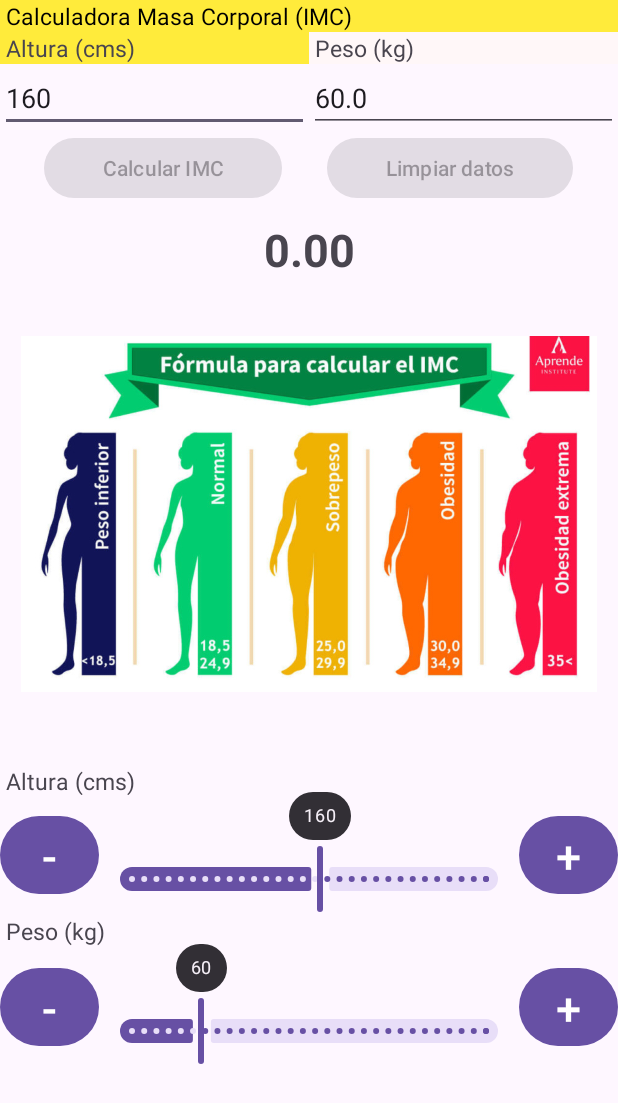
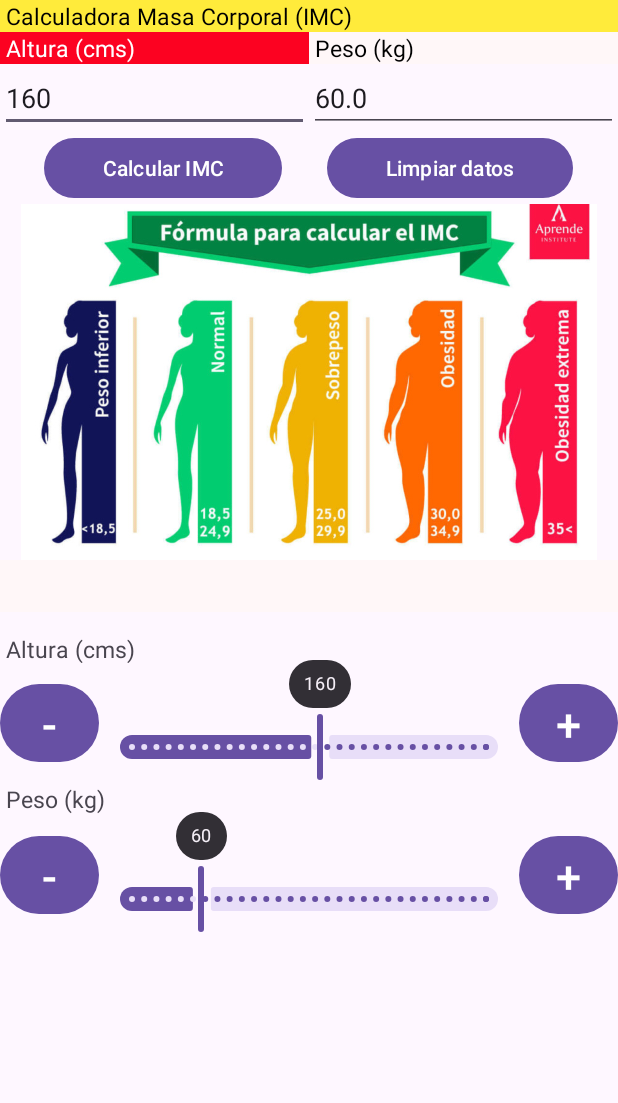
Before and after one commit to VictorHdezMartin/Calculador_IMC, an Android app: the screen it shows after launch (MainActivity), on a phone screen of 412 x 824 dp. Shown: the top 1103 px of the screen. Run offline under Robolectric (Android 15) with nearby library versions, the phone set to English and light mode, and no system bars.

Commit message:
version 29 de octubre de 2024 - 15:18

```diff
--- a/app/src/main/java/com/example/calculadoraimc/MainActivity.kt
+++ b/app/src/main/java/com/example/calculadoraimc/MainActivity.kt
@@ -17,7 +17,6 @@ class MainActivity : AppCompatActivity() {
     lateinit var AlturaEditText: EditText
     lateinit var CalcularPesoBoton: Button
     lateinit var BotonClear: Button
-    lateinit var resultadoIMC: TextView
 
     lateinit var pesoBajo: TextView
     lateinit var pesoNormal: TextView
@@ -44,10 +43,11 @@ class MainActivity : AppCompatActivity() {
         setContentView(R.layout.activity_main)                           // referencia a la ubicación de los componentes
 
         initViews()
+        cleanEtiquetas()
+        initEditText()
 
         enableCalculateButton()
         enableBotonClear()
-        initEditText()
 
         AlturaEditText.addTextChangedListener {
             enableCalculateButton()
@@ -80,46 +80,55 @@ class MainActivity : AppCompatActivity() {
         }
 
         BotonClear.setOnClickListener {
-            AlturaEditText.setText("")
-            PesoEditText.setText("")
-            resultadoIMC.setText("0.00")
-
             cleanEtiquetas()
             initEditText()
+          //  AlturaEditText.requestFocus()
         }
 
         CalcularPesoBoton.setOnClickListener {
             val resultado = PesoEditText.text.toString().toFloat() /
                     (AlturaEditText.text.toString().toFloat() / 100.0).pow(2)
 
+            val IMC = String.format("%.2f", resultado)
+
             cleanEtiquetas()
-
-            resultadoIMC.text = String.format("%.2f", resultado)
 
             when (resultado) {
                 in 0.00..18.50 -> {
-                    pesoBajo.text = resultadoIMC.text
-                    pesoBajo.setBackgroundColor(getColor(R.color.bajoPeso))
+                    with (pesoBajo) {
+                        text = IMC
+                        setBackgroundColor(getColor(R.color.bajoPeso))
+                    }
                 }
 
                 in 18.51..24.90 -> {
-                    pesoNormal.text = resultadoIMC.text
-                    pesoNormal.setBackgroundColor(getColor(R.color.pesoNormal))
+                    with (pesoNormal) {
+                        text = IMC
+                        setBackgroundColor(getColor(R.color.pesoNormal))
+                    }
                 }
 
                 in 24.91..29.90 -> {
-                    sobrePeso.text = resultadoIMC.text
-                    sobrePeso.setBackgroundColor(getColor(R.color.sobrePeso))
+                    with (sobrePeso) {
+                        text = IMC
+                        setTextColor(getColor(R.color.black))
+                        setBackgroundColor(getColor(R.color.sobrePeso))
+                    }
                 }
 
                 in 30.00..34.90 -> {
-                    pesoObeso.text = resultadoIMC.text
-                    pesoObeso.setBackgroundColor(getColor(R.color.sobreObeso))
+                    with (pesoObeso) {
+                        text = IMC
+                        setTextColor(getColor(R.color.black))
+                        setBackgroundColor(getColor(R.color.sobreObeso))
+                    }
                 }
-
                 else -> {
-                    pesoExtremo.text = resultadoIMC.text
-                    pesoExtremo.setBackgroundColor(getColor(R.color.sobreExtremo))
+                    with (pesoExtremo) {
+                        text = IMC
+                        setTextColor(getColor(R.color.black))
+                        setBackgroundColor(getColor(R.color.sobreExtremo))
+                    }
                 }
             }
         }
@@ -128,22 +137,26 @@ class MainActivity : AppCompatActivity() {
         with(seekBarAltura) {
             addOnChangeListener { slider, value, fromUser ->
                 var altura = value.toInt()
-                AlturaEditText.setText(altura.toString())
-
+                with (AlturaEditText) {
+                    setText(altura.toString())
+                    requestFocus()                          // damos foco al textedit de la altura
+                }
             }
         }
 
 // Slider PESO
         with(seekBarPeso) {
             addOnChangeListener { slider, value, fromUser ->
-                PesoEditText.setText(value.toString())
-
+                with (PesoEditText) {
+                    setText(value.toString())
+                    requestFocus()                          // damos foco al textedit del peso
+                }
             }
         }
 
 // botones de Altura
         btnOddAltura.setOnClickListener(){
-         seekBarAltura.value --
+            seekBarAltura.value --
         }
 
         btnAddAltura.setOnClickListener(){
@@ -161,22 +174,11 @@ class MainActivity : AppCompatActivity() {
     }
 
     private fun initEntorno(texto: TextView, color: Int) {
-        texto.setText("")
-        texto.setBackgroundColor(color)
+        with (texto) {
+            setText("")
+            setBackgroundColor(color)
+        }
     }
-
-    private fun initEditText() {
-        AlturaEditText.setText("160")
-        PesoEditText.setText("60.0")
-    }
-
-   fun cleanEtiquetas(){
-       initEntorno(pesoBajo, getColor(R.color.white))
-       initEntorno(pesoNormal, getColor(R.color.white))
-       initEntorno(sobrePeso, getColor(R.color.white))
-       initEntorno(pesoObeso, getColor(R.color.white))
-       initEntorno(pesoExtremo, getColor(R.color.white))
-   }
 
     fun enableCalculateButton() {
         CalcularPesoBoton.isEnabled = (PesoEditText.text.toString() != "") &&
@@ -191,20 +193,40 @@ class MainActivity : AppCompatActivity() {
     }
 
     fun cambioColor(componente: TextView) {
-        componente.setBackgroundColor(getColor(R.color.yellow))
+        with (componente) {
+            setTextColor(getColor(R.color.white))
+            setBackgroundColor(getColor(R.color.red))
+       }
+    }
+
+// --- FUNCIONES -----------------------------------------------------------------------------------
+
+    fun cleanEtiquetas(){
+        initEntorno(pesoBajo, getColor(R.color.fondo))
+        initEntorno(pesoNormal, getColor(R.color.fondo))
+        initEntorno(sobrePeso, getColor(R.color.fondo))
+        initEntorno(pesoObeso, getColor(R.color.fondo))
+        initEntorno(pesoExtremo, getColor(R.color.fondo))
+    }
+
+    fun initEditText() {
+        AlturaEditText.setText("160")
+        PesoEditText.setText("60.0")
     }
 
     fun initColor(componente: TextView) {
-        componente.setBackgroundColor(getColor(R.color.fondo))
+        with (componente) {
+            setTextColor(getColor(R.color.black))
+            setBackgroundColor(getColor(R.color.fondo))
+        }
     }
 
-// capturamos componente
+// capturamos componentes
     fun initViews() {
         PesoEditText = findViewById(R.id.textoPeso)
         AlturaEditText = findViewById(R.id.textoAltura)
         CalcularPesoBoton = findViewById(R.id.botonCalcularIMC)
         BotonClear = findViewById(R.id.botonClear)
-        resultadoIMC = findViewById<TextView>(R.id.resultadoIMC)
 
         pesoBajo = findViewById(R.id.pesoBajo)
         pesoNormal = findViewById(R.id.pesoNormal)
--- a/app/src/main/res/layout/activity_main.xml
+++ b/app/src/main/res/layout/activity_main.xml
@@ -99,21 +99,6 @@
             android:layout_weight="1"/>
     </LinearLayout>
 
-    <TextView
-        android:id="@+id/resultadoIMC"
-        android:layout_width="match_parent"
-        android:layout_height="wrap_content"
-        android:textSize="30sp"
-        android:gravity="center"
-        android:textStyle="bold"
-        android:padding="10dp"
-        android:text="0.00"/>
-
-     <TextView
-        android:layout_width="match_parent"
-        android:layout_height="wrap_content"
-        android:textSize="20dp"/>
-
     <ImageView
         android:id="@+id/imageView2"
         android:layout_width="match_parent"
@@ -131,6 +116,7 @@
             android:layout_height="wrap_content"
             android:text=""
             android:textColor="@color/white"
+            android:background="@color/fondo"
             android:textSize="25sp"
             android:gravity="center"
             android:textStyle="bold"
@@ -140,7 +126,6 @@
             android:layout_width="0dp"
             android:layout_height="wrap_content"
             android:text=""
-            android:textColor="@color/white"
             android:gravity="center"
             android:textSize="25sp"
             android:textStyle="bold"
@@ -150,7 +135,6 @@
             android:layout_width="0dp"
             android:layout_height="wrap_content"
             android:text=""
-            android:textColor="@color/black"
             android:textSize="25sp"
             android:gravity="center"
             android:textStyle="bold"
@@ -160,7 +144,6 @@
             android:layout_width="0dp"
             android:layout_height="wrap_content"
             android:text=""
-            android:textColor="@color/white"
             android:textSize="25sp"
             android:gravity="center"
             android:textStyle="bold"
@@ -170,7 +153,6 @@
             android:layout_width="0dp"
             android:layout_height="wrap_content"
             android:text=""
-            android:textColor="@color/white"
             android:textSize="25sp"
             android:gravity="center"
             android:textStyle="bold"
@@ -202,10 +184,13 @@
             android:layout_width="10dp"
             android:layout_height="60dp"
             android:layout_gravity="center"
-            android:layout_weight="1"
             android:gravity="center"
+            android:focusable="true"
+            android:focusableInTouchMode="true"
+            android:clickable="true"
             android:text="-"
-            android:textSize="30dp" />
+            android:textSize="30dp"
+            android:layout_weight="1"/>
 
         <com.google.android.material.slider.Slider
             android:id="@+id/seekBarAltura"
@@ -228,6 +213,9 @@
             android:layout_height="60dp"
             android:gravity="center"
             android:layout_gravity="center"
+            android:focusable="true"
+            android:focusableInTouchMode="true"
+            android:clickable="true"
             android:text="+"
             android:textSize="30dp"
             android:layout_weight="1"/>
@@ -250,10 +238,13 @@
             android:layout_width="10dp"
             android:layout_height="60dp"
             android:layout_gravity="center"
-            android:layout_weight="1"
             android:gravity="center"
+            android:focusable="true"
+            android:focusableInTouchMode="true"
+            android:clickable="true"
             android:text="-"
-            android:textSize="30dp" />
+            android:textSize="30dp"
+            android:layout_weight="1"/>
 
         <com.google.android.material.slider.Slider
             android:id="@+id/seekBarPeso"
@@ -276,6 +267,9 @@
             android:layout_height="60dp"
             android:gravity="center"
             android:layout_gravity="center"
+            android:focusable="true"
+            android:focusableInTouchMode="true"
+            android:clickable="true"
             android:text="+"
             android:textSize="30dp"
             android:layout_weight="1"/>
```
